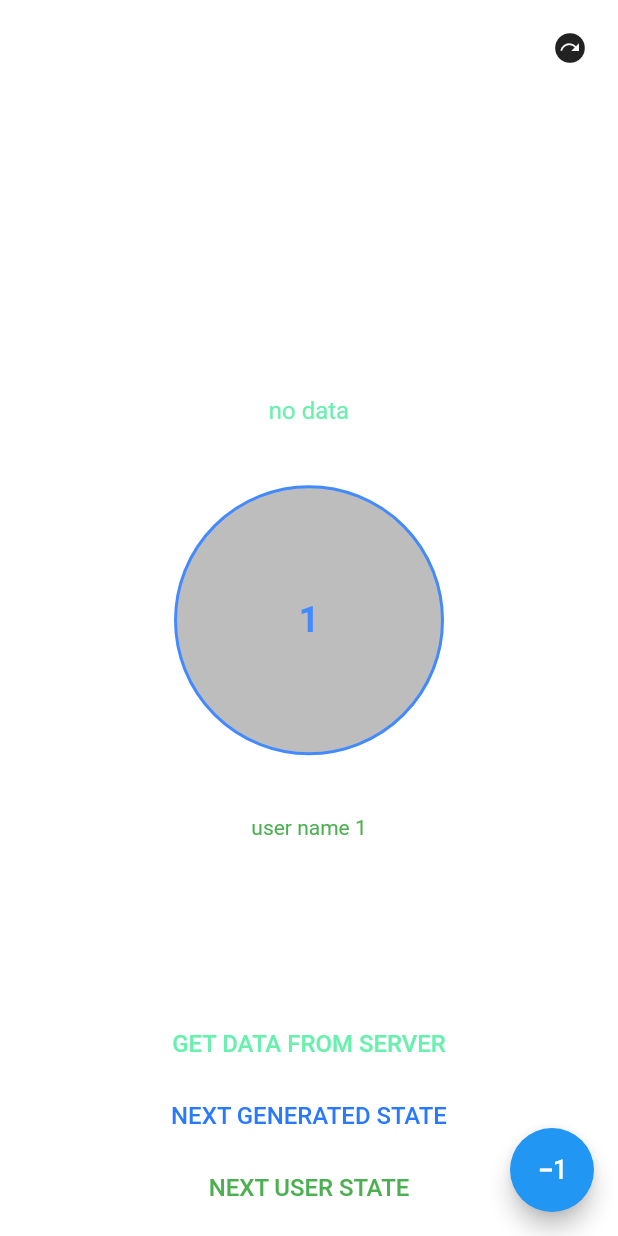
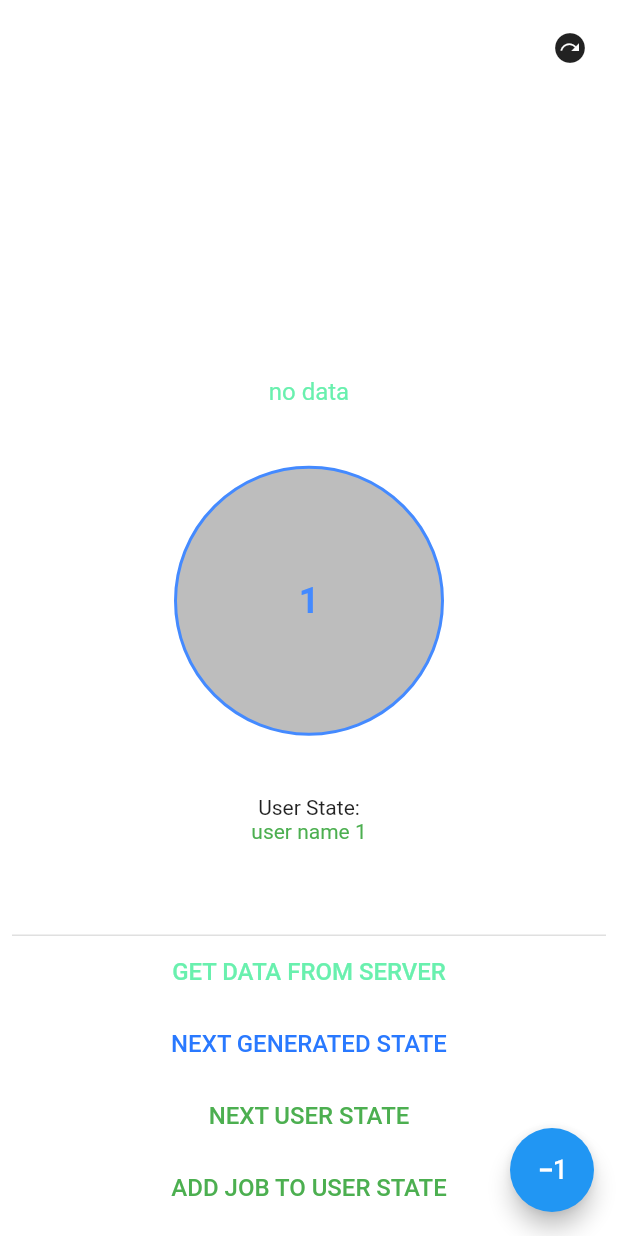
Before and after one commit to cyberduck2077/flutter_app_for_learn_widgets1, a Flutter app: the screen it shows after launch, after a tap on "NEXT GENERATED STATE", after a tap on "NEXT USER STATE", on a phone screen of 412 x 824 dp. Run offline on Flutter 3.47's test engine with Material 2 defaults, Android fonts, the phone set to English and light mode, and no system bars; our stand-ins replace bloc, flutter_bloc, rxdart; generated files the repository leaves out were written again; network calls fail.

Commit message:
added copyWith in UserBloc

```diff
--- a/lib/blocs/user_bloc/user_bloc.dart
+++ b/lib/blocs/user_bloc/user_bloc.dart
@@ -4,18 +4,30 @@ import 'package:bloc/bloc.dart';
 import 'package:meta/meta.dart';
 
 part 'user_event.dart';
+
 part 'user_state.dart';
 
 class UserBloc extends Bloc<UserEvent, UserState> {
-  UserBloc() : super(UserInitial()) {
+  UserBloc() : super(UserState()) {
     on<UserGetUsersEvent>(_onGetUser);
+    on<UserGetUsersJobEvent>(_onGetUserJob);
   }
 
-  _onGetUser(UserGetUsersEvent event, Emitter<UserState> emit) async{
-    emit(UserLoadingState());
+  //обработка события (UserGetUsersEvent) и изменение состояния (UserState)
+  _onGetUser(UserGetUsersEvent event, Emitter<UserState> emit) async {
+    //Emitter - позволяет изменять состояние
+    emit(state.copyWith(isLoading: true));
     await Future.delayed(Duration(milliseconds: 500));
-    final users = List.generate(event.count, (index) => User(name: "user name ${index+1}", id: index.toString()));
-    emit(UserLoadedState(users));
+    final users = List.generate(event.count,
+        (index) => User(name: "user name ${index + 1}", id: index.toString()));
+    emit(state.copyWith(users: users));// isLoading по умолчанию false
+  }
 
+  _onGetUserJob(UserGetUsersJobEvent event, Emitter <UserState> emit) async{
+    emit(state.copyWith(isLoading: true));
+    await Future.delayed(Duration(milliseconds: 500));
+    final job = List.generate(event.count,
+            (index) => Job(name: "Job ${index + 1}", id: index.toString()));
+    emit(state.copyWith(job: job));// isLoading по умолчанию false
   }
 }
--- a/lib/blocs/user_bloc/user_event.dart
+++ b/lib/blocs/user_bloc/user_event.dart
@@ -9,3 +9,9 @@ class UserGetUsersEvent extends UserEvent{
   UserGetUsersEvent(this.count);
 
 }
+
+class UserGetUsersJobEvent extends UserEvent{
+  final int count;
+
+  UserGetUsersJobEvent(this.count);
+}
--- a/lib/blocs/user_bloc/user_state.dart
+++ b/lib/blocs/user_bloc/user_state.dart
@@ -1,21 +1,49 @@
 part of 'user_bloc.dart';
 
+//те состояния, к которым можем обращаться в UI при помощи state. :
+
 @immutable
-abstract class UserState {}
+class UserState {
+  final List<User> users;
+  final List<Job> job;
+  final bool isLoading;
 
-class UserInitial extends UserState {}
+  UserState({
+    this.users = const [],
+    this.job = const [],
+    this.isLoading = false,
+  });
 
-class UserLoadedState extends UserState {
-  final List<User> users;
-
-  UserLoadedState(this.users);
+  UserState copyWith({
+    List<User>? users,
+    List<Job>? job,
+    bool isLoading = false,
+  }) {
+    return UserState(
+      users: users ?? this.users,
+      job: job ?? this.job,
+      isLoading: isLoading,
+    );
+  }
 }
 
-class UserLoadingState extends UserState {}
-
-class User{
+//User - можно вынести в отдельный класс
+class User {
   final String name;
   final String id;
 
-  User({required this.name, required this.id});
+  User({
+    required this.name,
+    required this.id,
+  });
 }
+
+class Job {
+  final String name;
+  final String id;
+
+  Job({
+    required this.name,
+    required this.id,
+  });
+}
--- a/lib/pages/main_page.dart
+++ b/lib/pages/main_page.dart
@@ -148,12 +148,32 @@ class UserBlocWidget extends StatelessWidget {
     return BlocBuilder<UserBloc, UserState>(
       // bloc: UserBloc(),
       builder: (context, state) {
+        final users = state.users;
+        final job = state.job;
         return Column(
           children: [
-            if (state is UserLoadingState) CircularProgressIndicator(),
-            if (state is UserLoadedState)
-              ...state.users.map(
-                  (e) => Text(e.name, style: TextStyle(color: Colors.green))),
+            if (state.isLoading) CircularProgressIndicator(),
+            if (users.isNotEmpty)
+              Column(
+                children: [
+                  Text("User State:"),
+                  ...users.map((e) =>
+                      Text(e.name, style: TextStyle(color: Colors.green))),
+                ],
+              ),
+            const SizedBox(
+              height: 10,
+              width: double.infinity,
+            ),
+            if (job.isNotEmpty)
+              Column(
+                children: [
+                  const Text("Added Job: "),
+                  ...job.map((e) =>
+                      Text(e.name, style: TextStyle(color: Colors.green))),
+
+                ],
+              ),
           ],
         );
       },
@@ -170,6 +190,10 @@ class ButtonNextState extends StatelessWidget {
       child: Column(
         mainAxisAlignment: MainAxisAlignment.end,
         children: [
+          Container(
+            height: 1,
+            color: Colors.black12,
+          ),
           TextButton(
             onPressed: () {
               mainPageBloc.getTextFromServer();
@@ -199,6 +223,17 @@ class ButtonNextState extends StatelessWidget {
               style: TextStyle(fontSize: 16, color: Colors.green),
             ),
           ),
+          TextButton(
+            onPressed: () {
+              final count = BlocProvider.of<GeneratedBloc>(context).state;
+              BlocProvider.of<UserBloc>(context)
+                  .add(UserGetUsersJobEvent(count));
+            },
+            child: Text(
+              "Add job to User State".toUpperCase(),
+              style: TextStyle(fontSize: 16, color: Colors.green),
+            ),
+          ),
         ],
       ),
     );
--- a/lib/pages/second_page.dart
+++ b/lib/pages/second_page.dart
@@ -18,7 +18,7 @@ class _SecondPageState extends State<SecondPage> {
           mainAxisAlignment: MainAxisAlignment.center,
           children: [
             Center(
-              child: Text("second widget"),
+              child: Text("second page".toUpperCase()),
             ),
           ],
         ),
```
